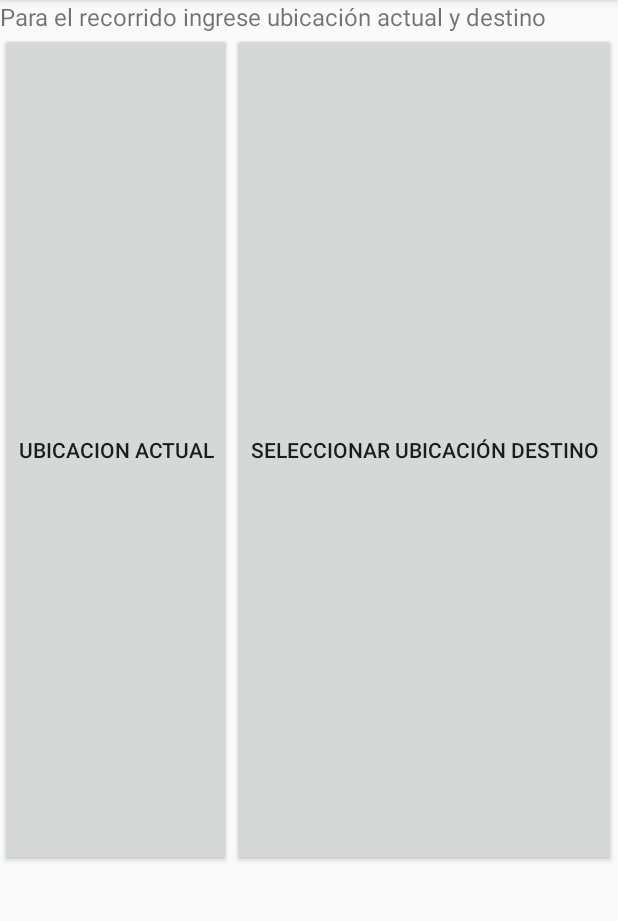
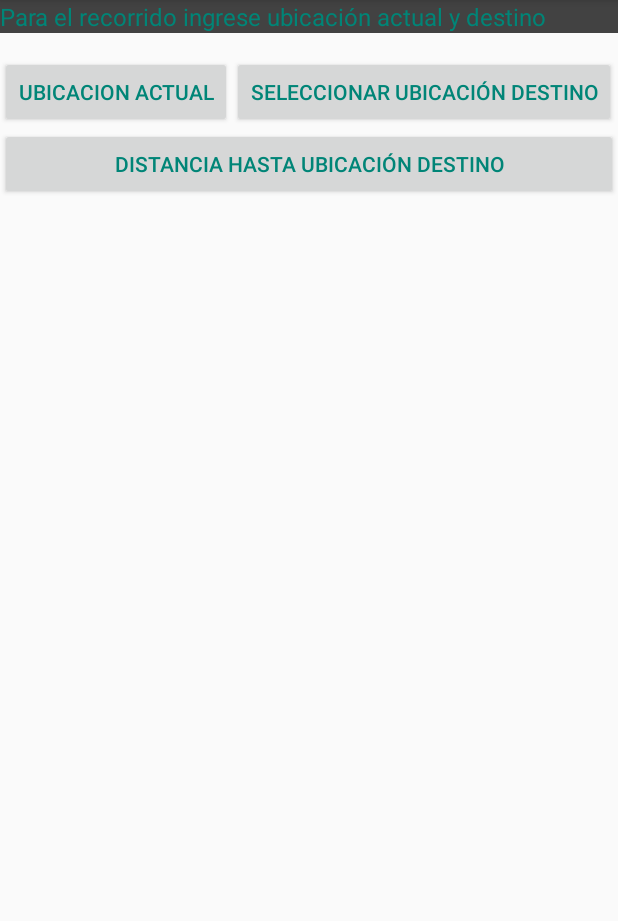
Before and after one commit to BrunoARodriguez/trabajo_finaldam, an Android app: the LocationActivity screen opened directly, with no data from a screen before it, on a phone screen of 412 x 824 dp, the part 84-1005 px from its top. Run offline under Robolectric (Android 15) with nearby library versions, the phone set to English and light mode, and no system bars.

```diff
--- a/app/build.gradle
+++ b/app/build.gradle
@@ -21,6 +21,7 @@ android {
 
 dependencies {
     implementation 'com.google.android.libraries.places:places:2.1.0'
+    implementation 'com.google.android.gms:play-services-places:16.0.0'
 
     def room_version = "2.2.0-beta01"
 
--- a/app/src/main/AndroidManifest.xml
+++ b/app/src/main/AndroidManifest.xml
@@ -23,7 +23,8 @@
         android:roundIcon="@mipmap/ic_launcher_round"
         android:supportsRtl="true"
         android:theme="@style/AppTheme">
-        <activity android:name=".AutocompleteActivity"></activity>
+        <activity android:name=".ListaLocationsActivity"></activity>
+        <activity android:name=".AutocompleteActivity" />
         <!--
              The API key for Google Maps-based APIs is defined as a string resource.
              (See the file "res/values/google_maps_api.xml").
--- a/app/src/main/java/com/dam/damtreb/LocationActivity.java
+++ b/app/src/main/java/com/dam/damtreb/LocationActivity.java
@@ -5,6 +5,7 @@ import androidx.annotation.Nullable;
 import androidx.annotation.StringRes;
 import androidx.appcompat.app.AppCompatActivity;
 
+import android.content.Context;
 import android.content.Intent;
 import android.os.AsyncTask;
 import android.os.Bundle;
@@ -38,12 +39,15 @@ public class LocationActivity extends AppCompatActivity {
     private Button btnMyLocation;
     private Button btnLocationDest;
     private Button btnAgregarFavorito;
+    private  Button btnDistancia;
     //variables
     private Location locationStart;
     private Location locationFinish;
     private String nombre;
 private Double lat;
 private  Double lng;
+private  float[] result = null;
+
     @Override
     protected void onCreate(Bundle savedInstanceState) {
         super.onCreate(savedInstanceState);
@@ -52,7 +56,8 @@ private  Double lng;
         btnMyLocation = (Button) findViewById(R.id.btnMyLocation);
         btnLocationDest = (Button) findViewById(R.id.btnLocationDest);
         btnAgregarFavorito = (Button) findViewById(R.id.btnAgregarFav);
-
+btnDistancia = (Button) findViewById(R.id.btnDistanciaLocation);
+result = new  float[3];
 
 
         btnMyLocation.setOnClickListener(new View.OnClickListener() {
@@ -75,7 +80,7 @@ startActivityForResult(intent, AUTO_COMPLETE_REQUEST);
         btnAgregarFavorito.setOnClickListener(new View.OnClickListener() {
             @Override
             public void onClick(View view) {
-                SaveLocation tareaLocation = new SaveLocation();
+                SaveLocation tareaLocation = new SaveLocation(LocationActivity.this);
                 tareaLocation.execute(locationFinish);
 
             }
@@ -108,16 +113,43 @@ lng = data.getDoubleExtra("longitude", 0.0);
 nombre = "Ubicación actual";
 Toast.makeText(LocationActivity.this,"nombre: "+ nombre + ", la latitud: "+ lat, Toast.LENGTH_LONG).show();
 locationStart = new Location(nombre,lng,lat);
-
+locationFinish = new Location("destino", 0.0, 0.0);
 
 }
         break;
 }
+    btnDistancia.setOnClickListener(new View.OnClickListener() {
+        @Override
+        public void onClick(View view) {
+            android.location.Location.distanceBetween(locationStart.getLatitude(),locationStart.getLongitude(),locationFinish.getLatitude(),locationFinish.getLongitude(), result);
+            Toast.makeText(LocationActivity.this,"la distancia es: "+ result[0]+" , a la ubicación destino", Toast.LENGTH_LONG).show();
+
+
+        }
+    });
     }
 
+    @Override
+    protected  void  onStart(){
+super.onStart();
+        btnDistancia.setOnClickListener(new View.OnClickListener() {
+    @Override
+    public void onClick(View view) {
+
+        android.location.Location.distanceBetween(locationStart.getLatitude(),locationStart.getLongitude(),locationFinish.getLatitude(),locationFinish.getLongitude(), result);
+        Toast.makeText(LocationActivity.this,"la distancia es: "+ result[0]+" , a la ubicación destino", Toast.LENGTH_LONG).show();
+
+    }
+});
+    }
 
     class SaveLocation extends AsyncTask<Location, Void, Void> {
 
+        private Context context;
+
+        public  SaveLocation(Context context) {
+            this.context = context;
+        }
         @Override
         protected Void doInBackground(Location... locations) {
             LocationDao dao = RepositoryDataBase.getInstance(LocationActivity.this)
--- a/app/src/main/java/com/dam/damtreb/MainActivity.java
+++ b/app/src/main/java/com/dam/damtreb/MainActivity.java
@@ -8,6 +8,7 @@ import android.Manifest;
 import android.content.Intent;
 import android.content.pm.PackageManager;
 import android.graphics.Bitmap;
+import android.location.Location;
 import android.os.Bundle;
 import android.provider.MediaStore;
 import android.util.Base64;
@@ -59,6 +60,7 @@ public class MainActivity extends AppCompatActivity {
     @Override
     protected void onActivityResult(int requestCode, int resultCode, @Nullable Intent data) {
         super.onActivityResult(requestCode, resultCode, data);
+
         if (requestCode == REQUEST_IMAGE_CAPTURE && resultCode == RESULT_OK) {
             Bundle extras = data.getExtras();
             Bitmap imageBitmap = (Bitmap) extras.get("data");
--- a/app/src/main/java/com/dam/damtreb/MapsActivity.java
+++ b/app/src/main/java/com/dam/damtreb/MapsActivity.java
@@ -57,11 +57,12 @@ public class MapsActivity extends FragmentActivity implements OnMapReadyCallback
         actualizarMapa();
         // marcador en ubicacion actual
         mMap.setMapType(GoogleMap.MAP_TYPE_NORMAL);
-        if (ActivityCompat.checkSelfPermission(this, Manifest.permission.ACCESS_FINE_LOCATION) == PackageManager.PERMISSION_GRANTED){
+        if (ActivityCompat.checkSelfPermission(this, Manifest.permission.ACCESS_FINE_LOCATION) == PackageManager.PERMISSION_GRANTED) {
             LocationServices.getFusedLocationProviderClient(this).getLastLocation().addOnSuccessListener(new OnSuccessListener<Location>() {
                 @Override
                 public void onSuccess(Location location) {
                     Toast.makeText(MapsActivity.this, "name: " + location.getProvider(), Toast.LENGTH_SHORT).show();
+
                     Intent data = new Intent(MapsActivity.this, LocationActivity.class);
                     data.putExtra("latitude", location.getLatitude());
                     data.putExtra("longitude", location.getLongitude());
--- a/app/src/main/res/layout/activity_location.xml
+++ b/app/src/main/res/layout/activity_location.xml
@@ -11,7 +11,10 @@
     android:layout_width="match_parent"
     android:layout_height="wrap_content"
     android:textSize="@dimen/etiquetas"
-    android:text="@string/texto_location"/>
+    android:text="@string/texto_location"
+    android:textColor="@color/colorPrimary"
+    android:background="@color/cardview_dark_background"
+    android:layout_marginBottom="15dp"/>
 
 
     <LinearLayout
@@ -23,17 +26,14 @@
     android:layout_width="wrap_content"
     android:layout_height="match_parent"
     android:id="@+id/btnMyLocation"
-    android:text="@string/btn_ubicacion_actual"/>
+    android:text="@string/btn_ubicacion_actual"
+    android:textColor="@color/colorPrimary"/>
         <Button
             android:layout_width="wrap_content"
             android:layout_height="match_parent"
             android:text="@string/btn_ubicacion_destino"
-            android:id="@+id/btnLocationDest"/>
-<Button
-    android:layout_width="wrap_content"
-    android:layout_height="match_parent"
-android:text="@string/btn_ver"
-    android:id="@+id/btnVerFavoritas"/>
+            android:id="@+id/btnLocationDest"
+            android:textColor="@color/colorPrimary"/>
     </LinearLayout>
     <Button
         android:layout_width="match_parent"
@@ -41,5 +41,11 @@ android:text="@string/btn_ver"
         android:id="@+id/btnAgregarFav"
         android:text="@string/btn_agregar_fav"
         android:visibility="gone"/>
+<Button
+    android:layout_width="match_parent"
+    android:layout_height="wrap_content"
+    android:id="@+id/btnDistanciaLocation"
+    android:text="@string/btn_distancia_location"
+    android:textColor="@color/colorPrimary"/>
 
 </LinearLayout>
--- a/app/src/main/res/values/strings.xml
+++ b/app/src/main/res/values/strings.xml
@@ -10,5 +10,8 @@
     <string name="btn_ubicacion_actual">Ubicacion actual</string>
     <string name="btn_ubicacion_destino">Seleccionar ubicación destino</string>
     <string name="btn_agregar_fav">Agregar a favoritos</string>
+    <string name="btn_distancia_location">Distancia hasta ubicación destino</string>
+    <string name="btn_seleccionar_de_lista">Seleccionar ubicación</string>
+    <string name="btn_eliminar_de_fila">Eliminar ubicación favorita</string>
     <string name="title_activity_maps">Map</string>
 </resources>
```
Also changed, not shown: app/src/main/java/com/dam/damtreb/AutocompleteActivity.java (+28 -7 lines), app/src/main/java/com/dam/damtreb/ListaLocationsActivity.java (added, +90 -0 lines), app/src/main/java/com/dam/damtreb/recyclerview/LocationRecyclerAdapter.java (added, +100 -0 lines), app/src/main/res/layout/activity_autocomplete.xml (+7 -1 lines), app/src/main/res/layout/activity_lista_locations.xml (added, +15 -0 lines), app/src/main/res/layout/fila_location.xml (added, +57 -0 lines).
